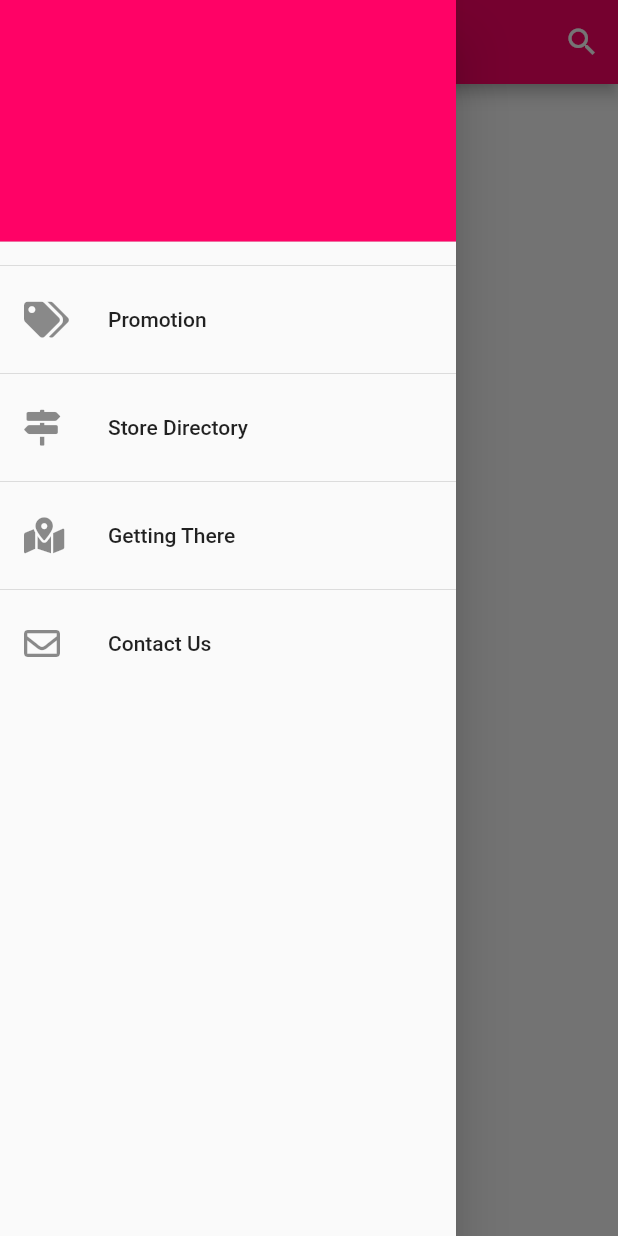
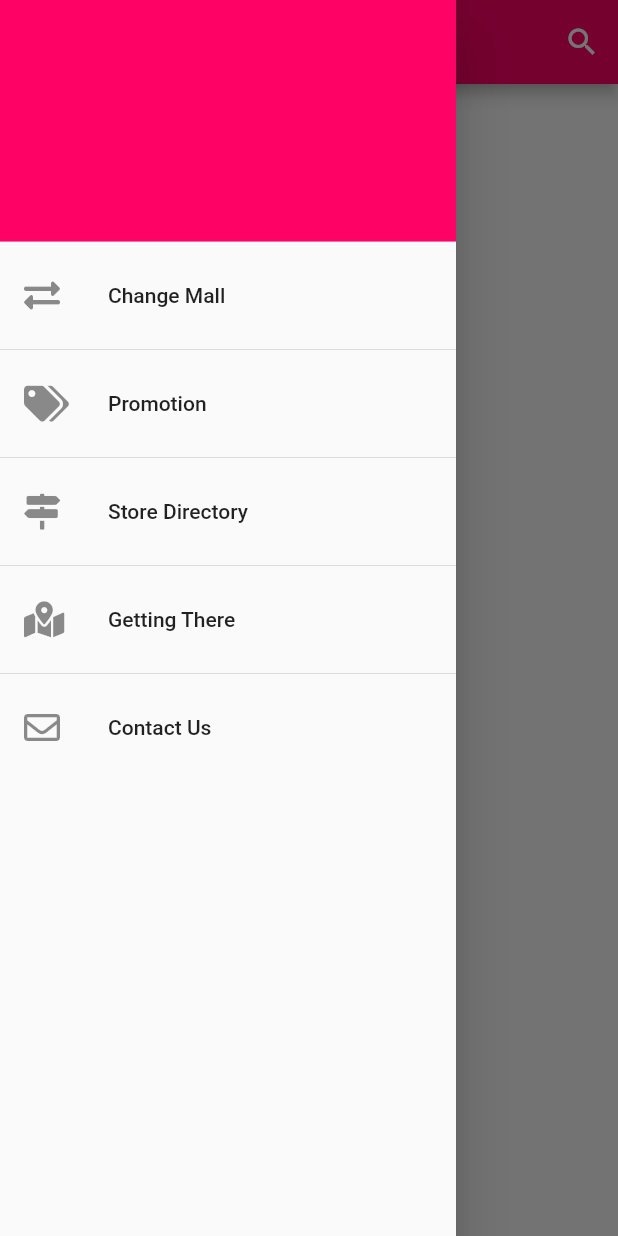
Before and after one commit to tattwei46/mallsyok, a Flutter app: the OutletDirectoryPage screen opened directly with empty values, with the side drawer open, on a phone screen of 412 x 824 dp. Run offline on Flutter 3.47's test engine with Material 2 defaults, Android fonts, the phone set to English and light mode, and no system bars; our stand-ins replace cached_network_image, cloud_firestore, font_awesome_flutter; accounts and stored records are empty.

Commit message:
Added change mall at drawer

```diff
--- a/mallsyok/lib/res/app_config.dart
+++ b/mallsyok/lib/res/app_config.dart
@@ -16,4 +16,5 @@ class AppConfig {
   static const String TEXT_STORE_DIRECTORY = "Store Directory";
   static const String TEXT_GETTING_THERE = "Getting There";
   static const String TEXT_CONTACT_US = "Contact Us";
+  static const String TEXT_CHANGE_MALL = "Change Mall";
 }
--- a/mallsyok/lib/screen/outlet_directory_screen.dart
+++ b/mallsyok/lib/screen/outlet_directory_screen.dart
@@ -4,7 +4,7 @@ import 'package:mallsyok/service/service_outlet.dart';
 import 'package:cloud_firestore/cloud_firestore.dart';
 import 'package:mallsyok/model/mall.dart';
 import 'package:mallsyok/model/outlet.dart';
-import 'package:cached_network_image/cached_network_image.dart';
+import 'package:mallsyok/screen/select_mall_screen.dart';
 import 'package:font_awesome_flutter/font_awesome_flutter.dart';
 
 enum Result { NOT_DETERMINED, FOUND, NOT_FOUND }
@@ -112,6 +112,16 @@ class _OutletDirectoryPageState extends State<OutletDirectoryPage> {
               color: kColorPink,
             ),
           ),
+          ListTile(
+            title: Text(AppConfig.TEXT_CHANGE_MALL),
+            leading: const Icon(
+              FontAwesomeIcons.exchangeAlt,
+            ),
+            onTap: () {
+              Navigator.of(context).push(new MaterialPageRoute(
+                  builder: (BuildContext context) => SelectMallScreen()));
+            },
+          ),
           Divider(),
           ListTile(
             title: Text(AppConfig.TEXT_PROMOTION),
@@ -126,7 +136,11 @@ class _OutletDirectoryPageState extends State<OutletDirectoryPage> {
             leading: const Icon(
               FontAwesomeIcons.mapSigns,
             ),
-            onTap: () {},
+            onTap: () {
+              Navigator.of(context).push(new MaterialPageRoute(
+                  builder: (BuildContext context) =>
+                      OutletDirectoryPage(mall: widget.mall)));
+            },
           ),
           Divider(),
           ListTile(
@@ -173,7 +187,7 @@ class OutletCard extends StatelessWidget {
 
   const OutletCard({Key key, this.outlet}) : super(key: key);
 
-  void navigateOutletDirectory(BuildContext context, Mall mall) {
+  void navigateOutlet(BuildContext context, Mall mall) {
     Navigator.of(context).push(new MaterialPageRoute(
         builder: (BuildContext context) => OutletDirectoryPage(mall: mall)));
   }
@@ -190,11 +204,8 @@ class OutletCard extends StatelessWidget {
               leading: CircleAvatar(
                 backgroundColor: kColorPink,
                 child: Text(
-                  outlet.outletName.substring(0,1),
-                  style: new TextStyle(
-                    fontSize: 20.0,
-                    color: Colors.white
-                  ),
+                  outlet.outletName.substring(0, 1),
+                  style: new TextStyle(fontSize: 20.0, color: Colors.white),
                 ),
               ),
               title: Text(
```
